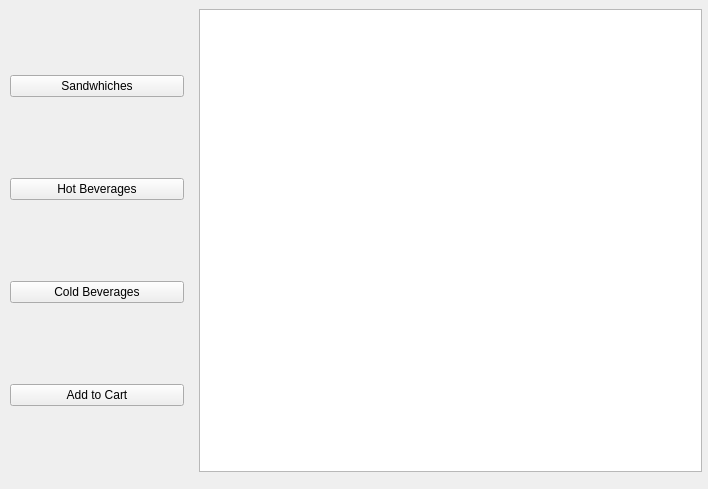
Above: ViewMenu.ui from n4ilvh/COMP-3004-Project before the change. Below: the same form after it.
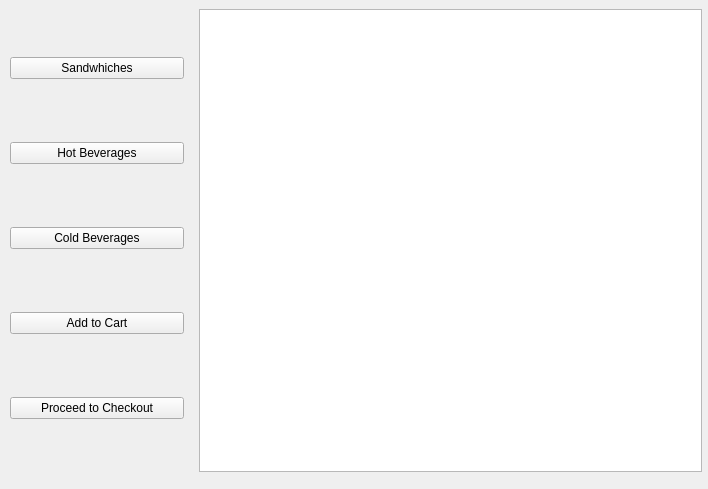
That is the form after the change.

Commit message: WIP: checkout screen and control wiring

The edit to the form file:
```diff
--- a/ViewMenu.ui
+++ b/ViewMenu.ui
@@ -53,6 +53,13 @@
         </property>
        </widget>
       </item>
+      <item>
+       <widget class="QPushButton" name="checkoutRequest">
+        <property name="text">
+         <string>Proceed to Checkout</string>
+        </property>
+       </widget>
+      </item>
      </layout>
     </item>
     <item>
```
The commit also changes 3 other files.
